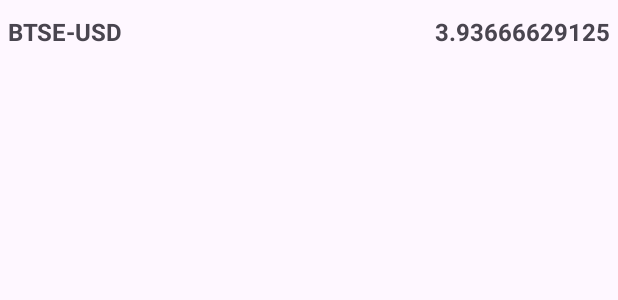
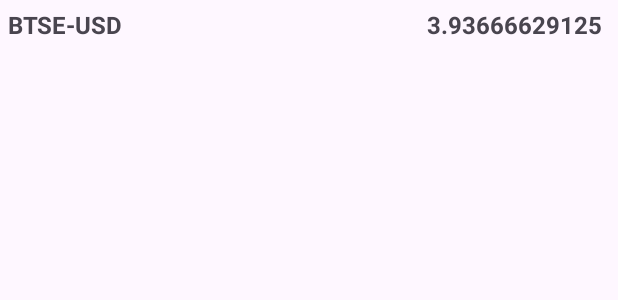
Before and after one commit to s32070687/NogleProject, an Android app: the layout item_market_list.xml on its own in the app's theme, with its tools: preview values and no code run, on a phone screen of 412 x 824 dp. Shown: the top 300 px of the screen. Run offline under Robolectric (Android 15) with nearby library versions, the phone set to English and light mode, and no system bars.

Commit message:
code refactor

```diff
--- a/app/src/main/res/layout/item_market_list.xml
+++ b/app/src/main/res/layout/item_market_list.xml
@@ -12,6 +12,8 @@
     </data>
 
     <androidx.constraintlayout.widget.ConstraintLayout
+        android:paddingHorizontal="5dp"
+        android:paddingVertical="5dp"
         android:layout_width="match_parent"
         android:layout_height="wrap_content">
 
@@ -19,8 +21,6 @@
             android:ellipsize="end"
             android:id="@+id/tv_market_name"
             android:textSize="16sp"
-            android:layout_marginVertical="10dp"
-            android:layout_marginHorizontal="5dp"
             android:textStyle="bold"
             android:text="@{items.symbol}"
             tools:text="BTSE-USD"
@@ -40,12 +40,16 @@
             android:textStyle="bold"
             android:layout_marginEnd="5dp"
             android:gravity="end"
+            app:layout_constraintTop_toTopOf="parent"
             app:layout_constraintStart_toEndOf="@+id/tv_market_name"
             app:layout_constraintEnd_toEndOf="parent"
-            app:layout_constraintBottom_toBottomOf="@+id/tv_market_name"
-            app:layout_constraintTop_toTopOf="@+id/tv_market_name"
             android:layout_width="0dp"
             android:layout_height="wrap_content"/>
+
+        <View
+            app:layout_constraintBottom_toBottomOf="parent"
+            android:layout_width="match_parent"
+            android:layout_height="1dp"/>
 
     </androidx.constraintlayout.widget.ConstraintLayout>
 
```
